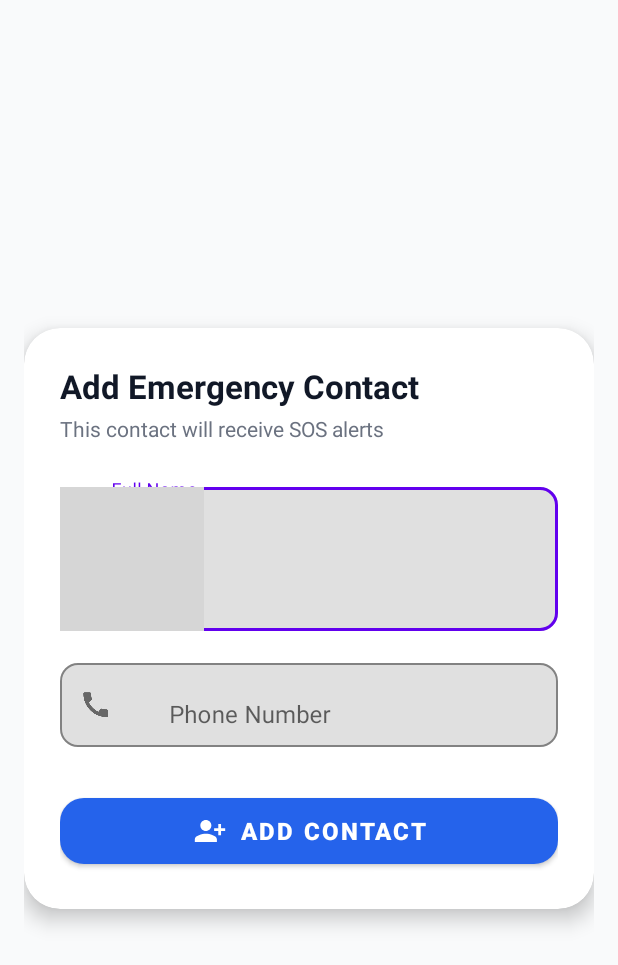
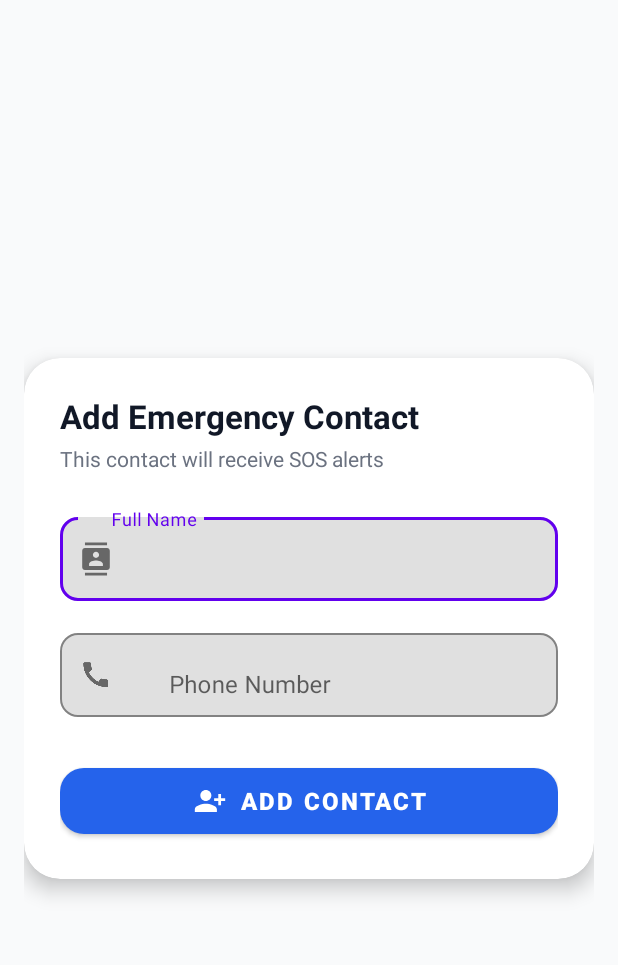
Before and after one commit to Shikhar1206/WomenSafety, an Android app built with Jetpack Compose: the ContactsActivity screen opened directly, with no data from a screen before it, on a phone screen of 412 x 824 dp. Shown: the top 965 px of the screen. Run offline under Robolectric (Android 15) with nearby library versions, the phone set to English and light mode, and no system bars; our stand-ins replace Room's generated code; grey boxes are pictures that could not be loaded.

Commit message:
final errors fixed! and UI modifications

```diff
--- a/app/src/main/java/com/example/womensafety/receiver/BatteryReceiver.kt
+++ b/app/src/main/java/com/example/womensafety/receiver/BatteryReceiver.kt
@@ -5,13 +5,10 @@ import android.content.Context
 import android.content.Intent
 import android.os.BatteryManager
 import android.util.Log
-//import com.example.womensafety.util.LocationHelper
-//import com.example.womensafety.util.SmsUtil
 
 class BatteryReceiver : BroadcastReceiver() {
 
     private var lastSent = false
-
     override fun onReceive(context: Context, intent: Intent) {
         if (intent.action == Intent.ACTION_BATTERY_CHANGED) {
             val level = intent.getIntExtra(BatteryManager.EXTRA_LEVEL, -1)
--- /dev/null
+++ b/app/src/main/res/drawable-anydpi-v24/ic_contacts.xml
@@ -0,0 +1,15 @@
+<vector xmlns:android="http://schemas.android.com/apk/res/android"
+    android:width="24dp"
+    android:height="24dp"
+    android:viewportWidth="24"
+    android:viewportHeight="24"
+    android:tint="#FFFFFF">
+  <group android:scaleX="0.92"
+      android:scaleY="0.92"
+      android:translateX="0.96"
+      android:translateY="0.96">
+    <path
+        android:fillColor="@android:color/white"
+        android:pathData="M20,0L4,0v2h16L20,0zM4,24h16v-2L4,22v2zM20,4L4,4c-1.1,0 -2,0.9 -2,2v12c0,1.1 0.9,2 2,2h16c1.1,0 2,-0.9 2,-2L22,6c0,-1.1 -0.9,-2 -2,-2zM12,6.75c1.24,0 2.25,1.01 2.25,2.25s-1.01,2.25 -2.25,2.25S9.75,10.24 9.75,9 10.76,6.75 12,6.75zM17,17L7,17v-1.5c0,-1.67 3.33,-2.5 5,-2.5s5,0.83 5,2.5L17,17z"/>
+  </group>
+</vector>
```
Also changed, not shown: app/src/main/java/com/example/womensafety/service/SafeWordService.kt (+26 -3 lines), app/src/main/res/drawable-anydpi-v24/ic_sos.xml (added, +15 -0 lines), app/src/main/res/layout/activity_calendar.xml (+1 -13 lines), app/src/main/res/layout/activity_main.xml (+9 -23 lines), app/src/main/res/drawable-hdpi/ic_contacts.png (added), app/src/main/res/drawable-hdpi/ic_sos.png (added), app/src/main/res/drawable-mdpi/ic_contacts.png (added), app/src/main/res/drawable-mdpi/ic_sos.png (added), app/src/main/res/drawable-xhdpi/ic_contacts.png (added), app/src/main/res/drawable-xhdpi/ic_sos.png (added), app/src/main/res/drawable-xxhdpi/ic_contacts.png (added), app/src/main/res/drawable-xxhdpi/ic_sos.png (added).
